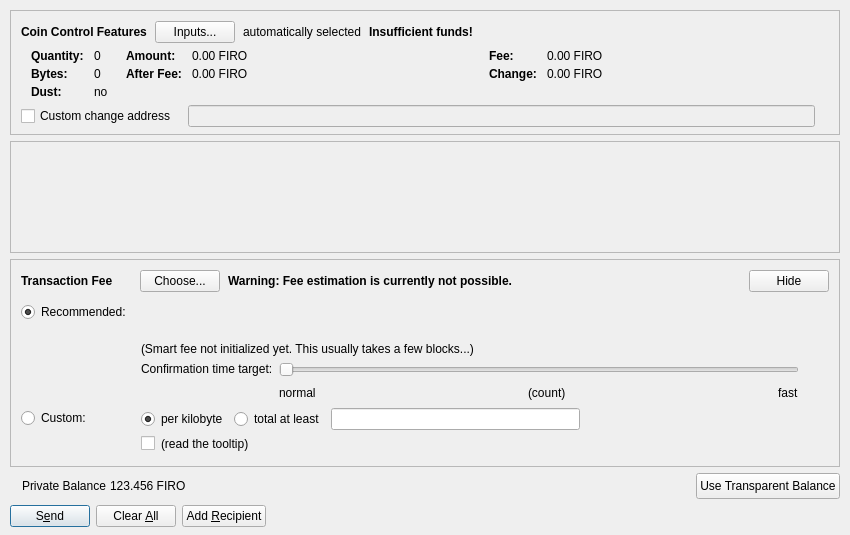
This is src/qt/forms/sendcoinsdialog.ui in firoorg/firo as Qt 5 draws it before an edit. The edited form follows.
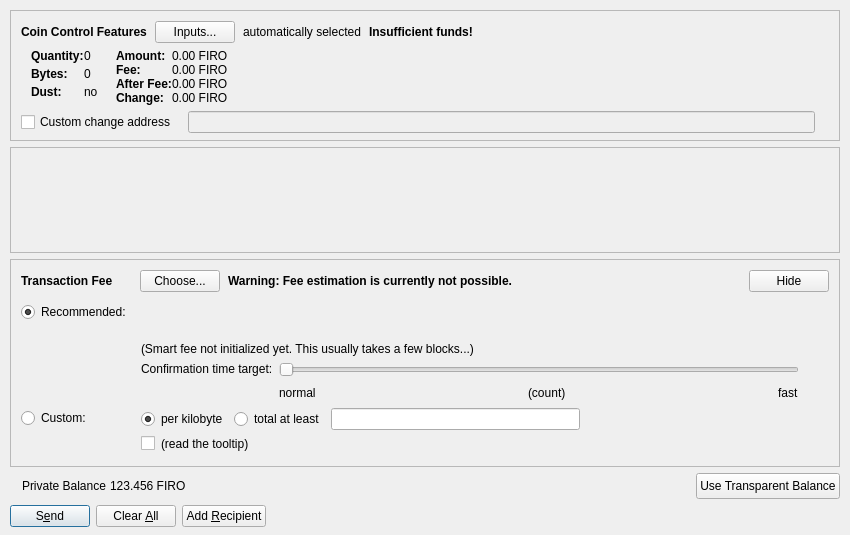
This is the edited form. Custom widgets are drawn as their Qt base class.

Commit message: Qt: Wrap coin-control groups in narrow windows

```diff
--- a/src/qt/forms/sendcoinsdialog.ui
+++ b/src/qt/forms/sendcoinsdialog.ui
@@ -191,8 +191,17 @@
             <number>0</number>
            </property>
            <item>
-            <layout class="QGridLayout" name="horizontalLayoutCoinControl3" columnstretch="0,1,1">
-             <property name="spacing">
+            <layout class="QFormLayout" name="horizontalLayoutCoinControl3">
+             <property name="fieldGrowthPolicy">
+              <enum>QFormLayout::AllNonFixedFieldsGrow</enum>
+             </property>
+             <property name="rowWrapPolicy">
+              <enum>QFormLayout::WrapLongRows</enum>
+             </property>
+             <property name="horizontalSpacing">
+              <number>0</number>
+             </property>
+             <property name="verticalSpacing">
               <number>6</number>
              </property>
              <property name="topMargin">
@@ -207,7 +216,7 @@
                 <enum>QFormLayout::WrapLongRows</enum>
                </property>
                <property name="horizontalSpacing">
-                <number>10</number>
+                <number>0</number>
                </property>
                <property name="verticalSpacing">
                 <number>4</number>
@@ -219,7 +228,7 @@
                 <number>0</number>
                </property>
                <property name="rightMargin">
-                <number>6</number>
+                <number>12</number>
                </property>
                <item row="0" column="0">
                 <widget class="QLabel" name="labelCoinControlQuantityText">
@@ -322,10 +331,10 @@
                 <enum>QFormLayout::WrapLongRows</enum>
                </property>
                <property name="horizontalSpacing">
-                <number>10</number>
+                <number>0</number>
                </property>
                <property name="verticalSpacing">
-                <number>4</number>
+                <number>0</number>
                </property>
                <property name="leftMargin">
                 <number>6</number>
@@ -369,60 +378,6 @@
                 </widget>
                </item>
                <item row="1" column="0">
-                <widget class="QLabel" name="labelCoinControlAfterFeeText">
-                 <property name="font">
-                  <font>
-                   <weight>75</weight>
-                   <bold>true</bold>
-                  </font>
-                 </property>
-                 <property name="text">
-                  <string>After Fee:</string>
-                 </property>
-                 <property name="margin">
-                  <number>0</number>
-                 </property>
-                </widget>
-               </item>
-               <item row="1" column="1">
-                <widget class="QLabel" name="labelCoinControlAfterFee">
-                 <property name="cursor">
-                  <cursorShape>IBeamCursor</cursorShape>
-                 </property>
-                 <property name="contextMenuPolicy">
-                  <enum>Qt::ActionsContextMenu</enum>
-                 </property>
-                 <property name="text">
-                  <string notr="true">0.00 FIRO</string>
-                 </property>
-                 <property name="textInteractionFlags">
-                  <set>Qt::LinksAccessibleByMouse|Qt::TextSelectableByKeyboard|Qt::TextSelectableByMouse</set>
-                 </property>
-                </widget>
-               </item>
-              </layout>
-             </item>
-             <item row="0" column="2">
-              <layout class="QFormLayout" name="formLayoutCoinControl3">
-               <property name="rowWrapPolicy">
-                <enum>QFormLayout::WrapLongRows</enum>
-               </property>
-               <property name="horizontalSpacing">
-                <number>10</number>
-               </property>
-               <property name="verticalSpacing">
-                <number>4</number>
-               </property>
-               <property name="leftMargin">
-                <number>6</number>
-               </property>
-               <property name="topMargin">
-                <number>0</number>
-               </property>
-               <property name="rightMargin">
-                <number>6</number>
-               </property>
-               <item row="0" column="0">
                 <widget class="QLabel" name="labelCoinControlFeeText">
                  <property name="font">
                   <font>
@@ -438,7 +393,7 @@
                  </property>
                 </widget>
                </item>
-               <item row="0" column="1">
+               <item row="1" column="1">
                 <widget class="QLabel" name="labelCoinControlFee">
                  <property name="cursor">
                   <cursorShape>IBeamCursor</cursorShape>
@@ -454,7 +409,39 @@
                  </property>
                 </widget>
                </item>
-               <item row="1" column="0">
+               <item row="2" column="0">
+                <widget class="QLabel" name="labelCoinControlAfterFeeText">
+                 <property name="font">
+                  <font>
+                   <weight>75</weight>
+                   <bold>true</bold>
+                  </font>
+                 </property>
+                 <property name="text">
+                  <string>After Fee:</string>
+                 </property>
+                 <property name="margin">
+                  <number>0</number>
+                 </property>
+                </widget>
+               </item>
+               <item row="2" column="1">
+                <widget class="QLabel" name="labelCoinControlAfterFee">
+                 <property name="cursor">
+                  <cursorShape>IBeamCursor</cursorShape>
+                 </property>
+                 <property name="contextMenuPolicy">
+                  <enum>Qt::ActionsContextMenu</enum>
+                 </property>
+                 <property name="text">
+                  <string notr="true">0.00 FIRO</string>
+                 </property>
+                 <property name="textInteractionFlags">
+                  <set>Qt::LinksAccessibleByMouse|Qt::TextSelectableByKeyboard|Qt::TextSelectableByMouse</set>
+                 </property>
+                </widget>
+               </item>
+               <item row="3" column="0">
                 <widget class="QLabel" name="labelCoinControlChangeText">
                  <property name="font">
                   <font>
@@ -467,7 +454,7 @@
                  </property>
                 </widget>
                </item>
-               <item row="1" column="1">
+               <item row="3" column="1">
                 <widget class="QLabel" name="labelCoinControlChange">
                  <property name="cursor">
                   <cursorShape>IBeamCursor</cursorShape>
```
The commit also changes 2 other files.
